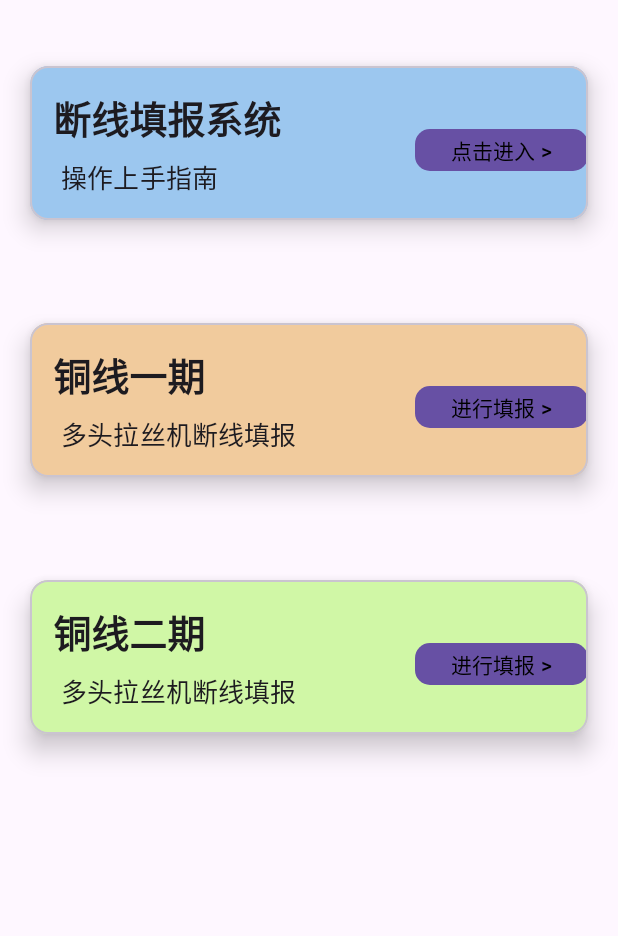
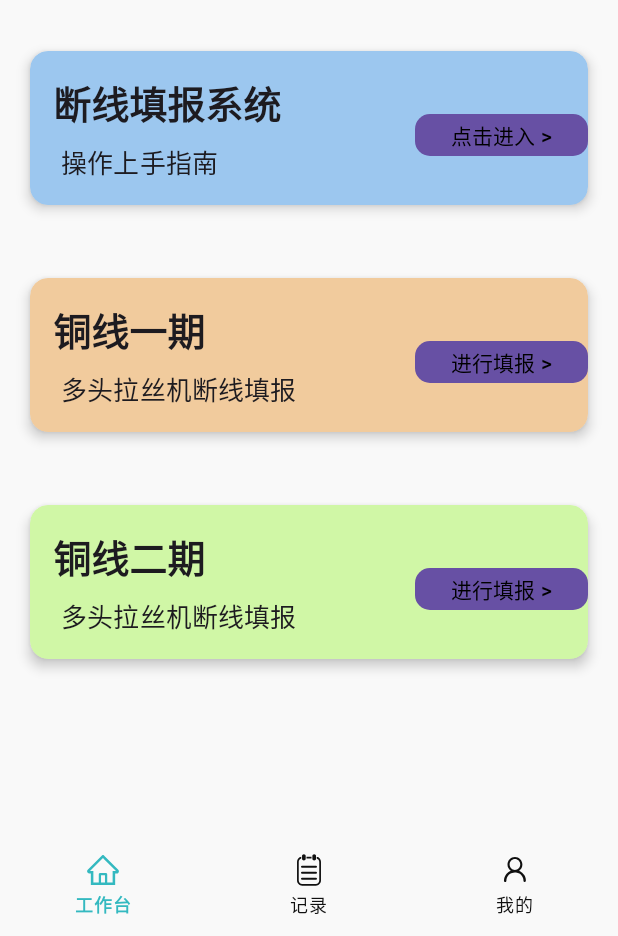
Before and after one commit to bczhc/czttgd-android, an Android app: the screen it shows after launch (MainActivity), on a phone screen of 412 x 824 dp, the part 300-1236 px from its top. Run offline under Robolectric (Android 15) with nearby library versions, the phone set to English and light mode, and no system bars; our stand-ins replace data binding; 2 statements that could not run were skipped.

Commit message:
main page: add bottom navigation bar

```diff
--- a/app/src/main/AndroidManifest.xml
+++ b/app/src/main/AndroidManifest.xml
@@ -18,7 +18,7 @@
         <activity
             android:name=".ui.MainActivity"
             android:exported="true"
-            android:theme="@style/Theme.App">
+            android:theme="@style/Theme.App.MainPage">
             <intent-filter>
                 <action android:name="android.intent.action.MAIN" />
 
--- /dev/null
+++ b/app/src/main/res/drawable/home.xml
@@ -0,0 +1,9 @@
+<vector xmlns:android="http://schemas.android.com/apk/res/android"
+    android:width="200dp"
+    android:height="200dp"
+    android:viewportWidth="1024"
+    android:viewportHeight="1024">
+  <path
+      android:fillColor="#000000"
+      android:pathData="M946.5,505L560.1,118.8l-25.9,-25.9c-12.3,-12.2 -32.1,-12.2 -44.4,0L77.5,505c-12.3,12.3 -18.9,28.6 -18.8,46 0.4,35.2 29.7,63.3 64.9,63.3h42.5L166.1,940h691.8L857.9,614.3h43.4c17.1,0 33.2,-6.7 45.3,-18.8 12.1,-12.1 18.7,-28.2 18.7,-45.3 0,-17 -6.7,-33.1 -18.8,-45.2zM568,868L456,868L456,664h112v204zM785.9,542.3L785.9,868L632,868L632,640c0,-22.1 -17.9,-40 -40,-40L432,600c-22.1,0 -40,17.9 -40,40v228L238.1,868L238.1,542.3h-96l370,-369.7 23.1,23.1L882,542.3h-96.1z"/>
+</vector>
--- /dev/null
+++ b/app/src/main/res/drawable/person.xml
@@ -0,0 +1,9 @@
+<vector xmlns:android="http://schemas.android.com/apk/res/android"
+    android:width="200dp"
+    android:height="200dp"
+    android:viewportWidth="1024"
+    android:viewportHeight="1024">
+  <path
+      android:pathData="M770.5,650.6s-47.2,-76.5 -131.1,-111.8c0,0 -3.8,-1.7 -10.8,-4.2 56.6,-38.8 93.8,-104.6 93.8,-179.4 0,-119.3 -94.9,-216 -211.9,-216 -117.1,0 -211.9,96.7 -211.9,216 0,74.4 36.8,139.9 92.9,178.8 -17.9,7.1 -35.9,16.3 -53.6,28.2 -0,0 -127,80.4 -138.7,232.1 0,0 -4,31.9 5,47.2 0,0 12.2,16.8 32.4,14 0,0 29,-1.8 30.9,-37.3 0,0 -0.8,-36.3 13.1,-75.6 0,0 12.3,-36.6 35.4,-66.2 0,0 30,-43.3 85.3,-70.9 0,0 59.6,-32.6 131.6,-24.6 0,0 50.3,2.3 102.1,33.1 0,0 71.1,33 106.8,133.8 0,0 10.9,33.2 11.4,64.8 0,0 -4.8,39.9 34.4,43.1 0,0 34.4,2.6 34,-43.3 0,0 1.8,-84 -51,-161.8zM358.9,355.2c0,-85.2 67.8,-154.3 151.4,-154.3 83.6,0 151.4,69.1 151.4,154.3 0,85.3 -67.8,154.3 -151.4,154.3 -83.6,0 -151.4,-69.1 -151.4,-154.3z"
+      android:fillColor="#000000"/>
+</vector>
--- /dev/null
+++ b/app/src/main/res/drawable/records.xml
@@ -0,0 +1,9 @@
+<vector xmlns:android="http://schemas.android.com/apk/res/android"
+    android:width="200dp"
+    android:height="200dp"
+    android:viewportWidth="1024"
+    android:viewportHeight="1024">
+  <path
+      android:pathData="M732,136.9v49.8a97.2,97.2 0,0 1,71.8 93.6v531.6c-0.1,53.6 -43.6,97.1 -97.3,97.1L317.4,908.9c-53.6,0 -97.2,-43.4 -97.3,-97.1L220.1,280.2c0,-44.7 30.5,-82.4 71.8,-93.6v-49.8C222.4,149.2 171.6,209.6 171.5,280.2v531.6c0,80.3 65.5,145.6 145.9,145.6h389.2c80.5,0 145.8,-65.2 146,-145.6L852.5,280.2c-0.2,-70.7 -51,-131.1 -120.6,-143.4zM365.9,244.8c28.8,0 52.2,-22.3 52.2,-49.7v-78.8c0,-27.4 -23.4,-49.7 -52.2,-49.7 -28.9,0 -52.2,22.2 -52.2,49.7v78.8c0,27.5 23.4,49.7 52.2,49.7zM660.2,244.8c28.8,0 52.2,-22.3 52.2,-49.7v-78.8c0,-27.4 -23.4,-49.7 -52.2,-49.7 -28.9,0 -52.2,22.2 -52.2,49.7v78.8c0,27.5 23.4,49.7 52.2,49.7zM440.2,183.1h143.7L583.8,134.6L440.2,134.6v48.6zM739.4,421a29.1,29.1 0,0 1,-29.1 29.1L313.7,450.1a29.1,29.1 0,0 1,-0 -58.3h396.5a29.1,29.1 0,0 1,29.2 29.1zM739.4,592.1a29.1,29.1 0,0 1,-29.1 29.1L313.7,621.2a29.1,29.1 0,0 1,-29.1 -29.1,29.1 29.1,0 0,1 29.1,-29.1h396.5a29.1,29.1 0,0 1,29.2 29.1zM739.4,763.2a29.1,29.1 0,0 1,-29.1 29.1L313.7,792.4a29.1,29.1 0,0 1,-29.1 -29.1,29.1 29.1,0 0,1 29.1,-29.1h396.5a29.1,29.1 0,0 1,29.2 29.1z"
+      android:fillColor="#000000"/>
+</vector>
--- a/app/src/main/res/layout/activity_main.xml
+++ b/app/src/main/res/layout/activity_main.xml
@@ -3,13 +3,14 @@
     xmlns:app="http://schemas.android.com/apk/res-auto"
     xmlns:tools="http://schemas.android.com/tools">
 
-    <LinearLayout
+    <RelativeLayout
         android:layout_width="match_parent"
         android:layout_height="match_parent"
         android:orientation="vertical"
         tools:ignore="HardcodedText">
 
         <ImageView
+            android:id="@+id/head_image"
             android:layout_width="match_parent"
             android:layout_height="wrap_content"
             android:paddingHorizontal="50dp"
@@ -23,8 +24,9 @@
         <LinearLayout
             android:layout_width="match_parent"
             android:layout_height="match_parent"
+            android:layout_above="@id/bottom_space"
+            android:layout_below="@id/head_image"
             android:orientation="vertical"
-            android:paddingBottom="100dp"
             android:weightSum="3">
 
             <RelativeLayout
@@ -72,6 +74,22 @@
                     app:title="@{`铜线二期`}" />
             </RelativeLayout>
         </LinearLayout>
-    </LinearLayout>
 
+        <View
+            android:id="@+id/bottom_space"
+            android:layout_width="match_parent"
+            android:layout_height="80dp"
+            android:layout_above="@id/bottom_nav_bar" />
+
+        <com.google.android.material.bottomnavigation.BottomNavigationView
+            android:id="@+id/bottom_nav_bar"
+            android:layout_width="match_parent"
+            android:layout_height="wrap_content"
+            android:layout_alignParentBottom="true"
+            android:theme="@style/Theme.App.BottomNavigationView"
+            app:elevation="0dp"
+            app:itemActiveIndicatorStyle="@style/Theme.App.BottomNavigationView.ActiveIndicator"
+            app:itemPaddingTop="20dp"
+            app:menu="@menu/main_page_bottom_nav_bar" />
+    </RelativeLayout>
 </layout>
--- a/app/src/main/res/layout/main_card.xml
+++ b/app/src/main/res/layout/main_card.xml
@@ -31,7 +31,8 @@
         android:layout_height="wrap_content"
         android:layout_marginHorizontal="20dp"
         app:cardBackgroundColor="@{cardColor}"
-        app:cardElevation="10dp">
+        app:cardElevation="5dp"
+        app:strokeWidth="0dp">
 
         <RelativeLayout
             android:layout_width="match_parent"
--- /dev/null
+++ b/app/src/main/res/menu/main_page_bottom_nav_bar.xml
@@ -0,0 +1,15 @@
+<?xml version="1.0" encoding="utf-8"?>
+<menu xmlns:android="http://schemas.android.com/apk/res/android">
+    <item
+        android:id="@+id/workspace"
+        android:icon="@drawable/home"
+        android:title="工作台" />
+    <item
+        android:id="@+id/records"
+        android:icon="@drawable/records"
+        android:title="记录" />
+    <item
+        android:id="@+id/my_info"
+        android:icon="@drawable/person"
+        android:title="我的" />
+</menu>
--- a/app/src/main/res/values/colors.xml
+++ b/app/src/main/res/values/colors.xml
@@ -2,10 +2,13 @@
 <resources>
     <color name="black">#FF000000</color>
     <color name="white">#FFFFFFFF</color>
+    <color name="main_page_surface">#f9f9f9</color>
     <color name="main_card1">#9cc7ef</color>
     <color name="main_card2">#f1cb9d</color>
     <color name="main_card3">#d0f7a6</color>
     <color name="main_card1_button">#4095e5</color>
     <color name="main_card2_button">#e99d42</color>
     <color name="main_card3_button">#a2ef4d</color>
+    <color name="bottom_nav_bar_inactive_item">#101010</color>
+    <color name="bottom_nav_bar_active_item">#34b9c0</color>
 </resources>
--- a/app/src/main/res/values/themes.xml
+++ b/app/src/main/res/values/themes.xml
@@ -1,5 +1,22 @@
 <resources>
     <!-- Base application theme. -->
-    <style name="Theme.App" parent="Theme.Material3.DayNight.NoActionBar">
+    <style name="Theme.App.Base" parent="Theme.Material3.DayNight.NoActionBar" />
+
+    <style name="Theme.App.MainPage" parent="Theme.App.Base">
+        <item name="android:windowBackground">@color/main_page_surface</item>
+        <item name="android:colorBackground">@color/main_page_surface</item>
+        <item name="android:statusBarColor">@color/main_page_surface</item>
+        <item name="android:windowLightStatusBar">true</item>
+    </style>
+
+    <style name="Theme.App.BottomNavigationView.ActiveIndicator" parent="Widget.Material3.BottomNavigationView.ActiveIndicator">
+        <item name="android:color">@android:color/transparent</item>
+    </style>
+
+    <style name="Theme.App.BottomNavigationView" parent="Theme.App.MainPage">
+        <item name="colorSurfaceContainer">@color/main_page_surface</item>
+        <item name="colorOnSurfaceVariant">@color/bottom_nav_bar_inactive_item</item>
+        <item name="colorOnSecondaryContainer">@color/bottom_nav_bar_active_item</item>
+        <item name="colorOnSurface">@color/bottom_nav_bar_active_item</item>
     </style>
 </resources>
```
